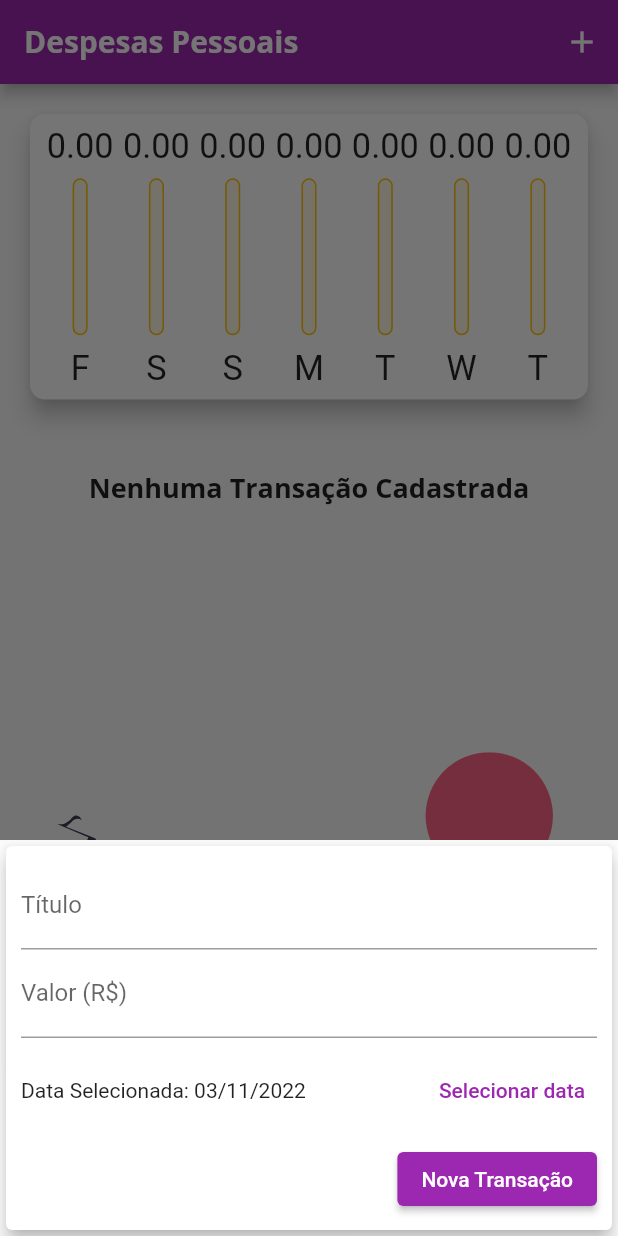
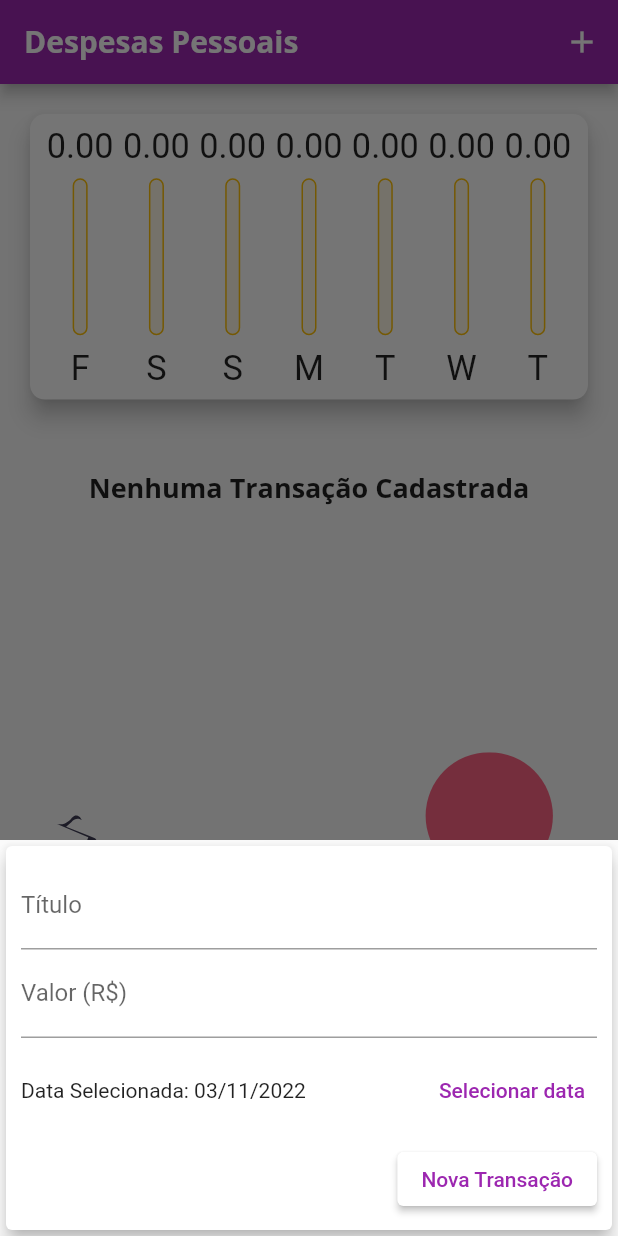
Before and after one commit to TonySilva7/expenses, a Flutter app: the screen it shows after launch, after a tap on the "add" icon, on a phone screen of 412 x 824 dp. Run offline on Flutter 3.47's test engine with Material 2 defaults, Android fonts, the light colour scheme and no system bars; our stand-ins replace flutter_svg.

Commit message:
feat: add adaptative widgets to iOS and Android

```diff
--- /dev/null
+++ b/lib/components/adaptative_button.dart
@@ -0,0 +1,30 @@
+import 'dart:io';
+
+import 'package:flutter/cupertino.dart';
+import 'package:flutter/material.dart';
+
+class AdaptativeButton extends StatelessWidget {
+  final String label;
+  final void Function() onPressed;
+
+  const AdaptativeButton({super.key, required this.onPressed, required this.label});
+
+  @override
+  Widget build(BuildContext context) {
+    return Platform.isIOS
+        ? CupertinoButton(
+            onPressed: onPressed,
+            color: Theme.of(context).colorScheme.primary,
+            padding: const EdgeInsets.symmetric(horizontal: 20),
+            child: Text(label),
+          )
+        : ElevatedButton(
+            style: ElevatedButton.styleFrom(
+              foregroundColor: Theme.of(context).colorScheme.primary,
+              backgroundColor: Theme.of(context).textTheme.button?.color,
+            ),
+            onPressed: onPressed,
+            child: Text(label),
+          );
+  }
+}
--- /dev/null
+++ b/lib/components/adaptative_date_picker.dart
@@ -0,0 +1,73 @@
+import 'dart:io';
+
+import 'package:flutter/cupertino.dart';
+import 'package:flutter/material.dart';
+import 'package:intl/intl.dart';
+
+class AdaptativeDatePicker extends StatelessWidget {
+  final DateTime selectedDate;
+  final void Function(DateTime) onDateChanged;
+
+  const AdaptativeDatePicker({
+    super.key,
+    required this.selectedDate,
+    required this.onDateChanged,
+  });
+
+  // date picker Android
+  _showDatePickerAndroid(BuildContext context) {
+    showDatePicker(
+      context: context,
+      initialDate: DateTime.now(),
+      firstDate: DateTime(2021),
+      lastDate: DateTime.now(),
+    ).then((pickedDate) {
+      if (pickedDate == null) {
+        return;
+      }
+
+      onDateChanged(pickedDate);
+    });
+  }
+
+  @override
+  Widget build(BuildContext context) {
+    return Platform.isIOS
+        ? SizedBox(
+            height: 180,
+            child: CupertinoDatePicker(
+              mode: CupertinoDatePickerMode.date,
+              initialDateTime: DateTime.now(),
+              minimumDate: DateTime(2021),
+              maximumDate: DateTime.now(),
+              onDateTimeChanged: (pickedDate) {
+                if (pickedDate == null) {
+                  return;
+                }
+
+                onDateChanged(pickedDate);
+              },
+            ),
+          )
+        : SizedBox(
+            height: 70,
+            child: Row(
+              mainAxisAlignment: MainAxisAlignment.end,
+              children: <Widget>[
+                Expanded(
+                  child: Text(
+                    'Data Selecionada: ${DateFormat('dd/MM/y').format(selectedDate)}',
+                  ),
+                ),
+                TextButton(
+                  style: TextButton.styleFrom(
+                    foregroundColor: Theme.of(context).colorScheme.primary,
+                  ),
+                  onPressed: () => _showDatePickerAndroid(context), // date picker do flutter
+                  child: const Text('Selecionar data'),
+                ),
+              ],
+            ),
+          );
+  }
+}
--- /dev/null
+++ b/lib/components/adaptative_textfield.dart
@@ -0,0 +1,48 @@
+import 'dart:io';
+
+import 'package:flutter/cupertino.dart';
+import 'package:flutter/material.dart';
+
+class AdaptativeTextField extends StatelessWidget {
+  final TextEditingController controller;
+  final String label;
+  final TextInputType? keyboardType;
+  final String? placeholder;
+  final void Function(String) onSubmitted;
+
+  const AdaptativeTextField({
+    super.key,
+    required this.controller,
+    required this.label,
+    required this.onSubmitted,
+    required this.keyboardType,
+    this.placeholder,
+  });
+
+  @override
+  Widget build(BuildContext context) {
+    return Platform.isIOS
+        ? Padding(
+            padding: const EdgeInsets.only(bottom: 10),
+            child: CupertinoTextField(
+              placeholder: label,
+              controller: controller,
+              onSubmitted: onSubmitted,
+              keyboardType: keyboardType,
+              padding: const EdgeInsets.symmetric(
+                horizontal: 6,
+                vertical: 12,
+              ),
+            ),
+          )
+        : TextField(
+            decoration: InputDecoration(
+              labelText: label,
+              hintText: placeholder,
+            ),
+            controller: controller,
+            keyboardType: keyboardType, // const TextInputType.numberWithOptions(decimal: true),
+            onSubmitted: onSubmitted,
+          );
+  }
+}
--- a/lib/components/transaction_form.dart
+++ b/lib/components/transaction_form.dart
@@ -1,8 +1,7 @@
-import 'dart:io';
-
-import 'package:flutter/cupertino.dart';
+import 'package:expenses/components/adaptative_button.dart';
+import 'package:expenses/components/adaptative_date_picker.dart';
+import 'package:expenses/components/adaptative_textfield.dart';
 import 'package:flutter/material.dart';
-import 'package:intl/intl.dart';
 
 class TransactionForm extends StatefulWidget {
   final void Function(String, double, DateTime) handleSubmit;
@@ -29,55 +28,6 @@ class _TransactionFormState extends State<TransactionForm> {
     widget.handleSubmit(title, value, _selectedDate);
   }
 
-  // date picker Android
-  _showDatePickerAndroid() {
-    showDatePicker(
-      context: context,
-      initialDate: DateTime.now(),
-      firstDate: DateTime(2021),
-      lastDate: DateTime.now(),
-    ).then((pickedDate) {
-      if (pickedDate == null) {
-        return;
-      }
-
-      setState(() {
-        _selectedDate = pickedDate;
-      });
-    });
-  }
-
-  // date picker iOS
-  _showDatePickerIOS() {
-    showCupertinoModalPopup(
-      context: context,
-      builder: (_) => Container(
-        height: 200,
-        color: Colors.white,
-        child: CupertinoDatePicker(
-          mode: CupertinoDatePickerMode.date,
-          initialDateTime: DateTime.now(),
-          minimumDate: DateTime(2021),
-          maximumDate: DateTime.now(),
-          onDateTimeChanged: (pickedDate) {
-            if (pickedDate == null) {
-              return;
-            }
-
-            setState(() {
-              _selectedDate = pickedDate;
-            });
-          },
-        ),
-      ),
-    );
-  }
-
-  // show date picker ios or android based in the platform
-  _showDatePicker() {
-    Platform.isIOS ? _showDatePickerIOS() : _showDatePickerAndroid();
-  }
-
   @override
   Widget build(BuildContext context) {
     return SingleChildScrollView(
@@ -92,48 +42,32 @@ class _TransactionFormState extends State<TransactionForm> {
           ),
           child: Column(
             children: <Widget>[
-              TextField(
-                decoration: const InputDecoration(labelText: 'Título'),
+              AdaptativeTextField(
                 controller: _titleController,
-                onSubmitted: (_) => _handleOnSubmit(),
+                label: 'Título',
+                onSubmitted: (_) => _handleOnSubmit,
+                keyboardType: TextInputType.text,
+                placeholder: 'Informe o título',
               ),
-              TextField(
+              AdaptativeTextField(
                 controller: _valueController,
+                label: 'Valor (R\$)',
+                onSubmitted: (_) => _handleOnSubmit,
                 keyboardType: const TextInputType.numberWithOptions(decimal: true),
-                onSubmitted: (_) => _handleOnSubmit(),
-                decoration: const InputDecoration(labelText: 'Valor (R\$)'),
+                placeholder: 'Informe o valor',
               ),
-              SizedBox(
-                height: 70,
-                child: Row(
-                  mainAxisAlignment: MainAxisAlignment.end,
-                  children: <Widget>[
-                    Expanded(
-                      child: Text(
-                        'Data Selecionada: ${DateFormat('dd/MM/y').format(_selectedDate)}',
-                      ),
-                    ),
-                    TextButton(
-                      style: TextButton.styleFrom(
-                        foregroundColor: Theme.of(context).colorScheme.primary,
-                      ),
-                      onPressed: _showDatePicker, // date picker do flutter
-                      child: const Text('Selecionar data'),
-                    ),
-                  ],
-                ),
+              AdaptativeDatePicker(
+                selectedDate: _selectedDate,
+                onDateChanged: (newDate) {
+                  setState(() {
+                    _selectedDate = newDate;
+                  });
+                },
               ),
               Row(
                 mainAxisAlignment: MainAxisAlignment.end,
                 children: [
-                  ElevatedButton(
-                    onPressed: _handleOnSubmit,
-                    style: ElevatedButton.styleFrom(
-                      foregroundColor: Theme.of(context).textTheme.button?.color,
-                      backgroundColor: Theme.of(context).colorScheme.primary,
-                    ),
-                    child: const Text('Nova Transação'),
-                  ),
+                  AdaptativeButton(onPressed: _handleOnSubmit, label: 'Nova Transação'),
                 ],
               ),
             ],
--- a/lib/main.dart
+++ b/lib/main.dart
@@ -2,6 +2,7 @@ import 'dart:io';
 import 'dart:math';
 
 import 'package:expenses/components/chart.dart';
+import 'package:flutter/cupertino.dart';
 import 'package:flutter/material.dart';
 
 import './components/transaction_form.dart';
@@ -99,10 +100,37 @@ class MyHomePageState extends State<MyHomePage> {
     );
   }
 
+  Widget _getIconButton(IconData icon, Function fn) {
+    return Platform.isIOS
+        ? GestureDetector(
+            onTap: fn as void Function(),
+            child: Icon(icon),
+          )
+        : IconButton(
+            icon: Icon(icon),
+            onPressed: fn as void Function(),
+          );
+  }
+
   @override
   Widget build(BuildContext context) {
     final mediaQuery = MediaQuery.of(context);
     bool isLandScape = mediaQuery.orientation == Orientation.landscape;
+
+    final iconList = Platform.isIOS ? CupertinoIcons.refresh : Icons.list;
+    final iconChart = Platform.isIOS ? CupertinoIcons.refresh : Icons.show_chart;
+
+    final actions = <Widget>[
+      if (isLandScape)
+        _getIconButton(
+          _showChart ? iconList : iconChart,
+          () => setState(() => _showChart = !_showChart),
+        ),
+      _getIconButton(
+        Platform.isIOS ? CupertinoIcons.add_circled : Icons.add,
+        () => _openTransactionFormModal(context),
+      ),
+    ];
 
     final appBar = AppBar(
       title: Text(
@@ -111,40 +139,17 @@ class MyHomePageState extends State<MyHomePage> {
           fontSize: 20 * mediaQuery.textScaleFactor,
         ),
       ),
-      actions: <Widget>[
-        if (isLandScape)
-          IconButton(
-            icon: Icon(_showChart ? Icons.pie_chart : Icons.list),
-            onPressed: () => setState(() => _showChart = !_showChart),
-          ),
-        IconButton(
-          icon: const Icon(Icons.add),
-          onPressed: () => _openTransactionFormModal(context),
-        ),
-      ],
+      actions: actions,
     );
 
     final availableHeight =
         mediaQuery.size.height - mediaQuery.padding.top - appBar.preferredSize.height;
 
-    return Scaffold(
-      appBar: appBar,
-      body: SingleChildScrollView(
+    final bodyPage = SafeArea(
+      child: SingleChildScrollView(
         child: Column(
           crossAxisAlignment: CrossAxisAlignment.stretch,
           children: <Widget>[
-            // if (isLandScape)
-            //   Row(
-            //     mainAxisAlignment: MainAxisAlignment.center,
-            //     children: [
-            //       const Text('Exibir gráfico'),
-            //       Switch.adaptive(
-            //         activeColor: Theme.of(context).colorScheme.secondary,
-            //         value: _showChart,
-            //         onChanged: (value) => setState(() => _showChart = value),
-            //       ),
-            //     ],
-            //   ),
             if (_showChart || !isLandScape)
               SizedBox(
                 height: availableHeight * (isLandScape ? 0.7 : 0.3),
@@ -161,6 +166,22 @@ class MyHomePageState extends State<MyHomePage> {
           ],
         ),
       ),
+    );
+
+    return Platform.isIOS
+        ? CupertinoPageScaffold(
+            navigationBar: CupertinoNavigationBar(
+              middle: const Text('Despesas Pessoais'),
+              trailing: Row(
+                mainAxisSize: MainAxisSize.min,
+                children: actions,
+              ),
+            ),
+            child: bodyPage,
+          )
+        : Scaffold(
+            appBar: appBar,
+            body: bodyPage,
             floatingActionButton: Platform.isIOS
                 ? Container()
                 : FloatingActionButton(
```
Lines whose indentation alone changed are shown as unchanged.
